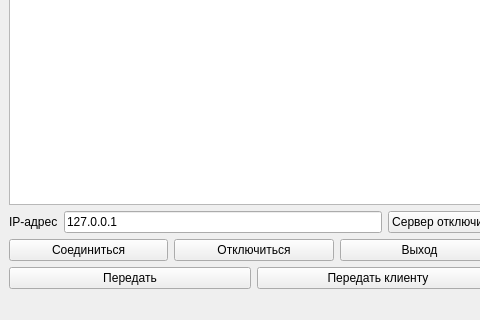
Old version of the form mainwindow.ui in the repository Rokli/WorkingWithSockets; both pictures show x 0 to 480 and y 408 to 728 of the 1032 by 728 pixel window.
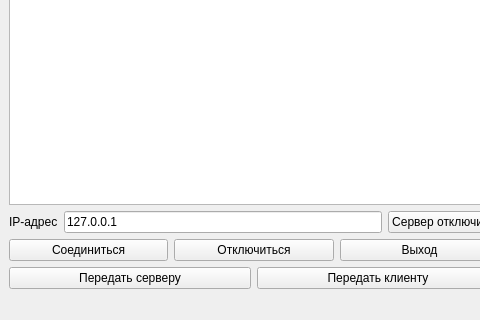
New version of the form.

Diff of the .ui file:
```diff
--- a/mainwindow.ui
+++ b/mainwindow.ui
@@ -92,7 +92,7 @@
             <item>
              <widget class="QPushButton" name="transferToServer">
               <property name="text">
-               <string>Передать</string>
+               <string>Передать серверу</string>
               </property>
              </widget>
             </item>
```
